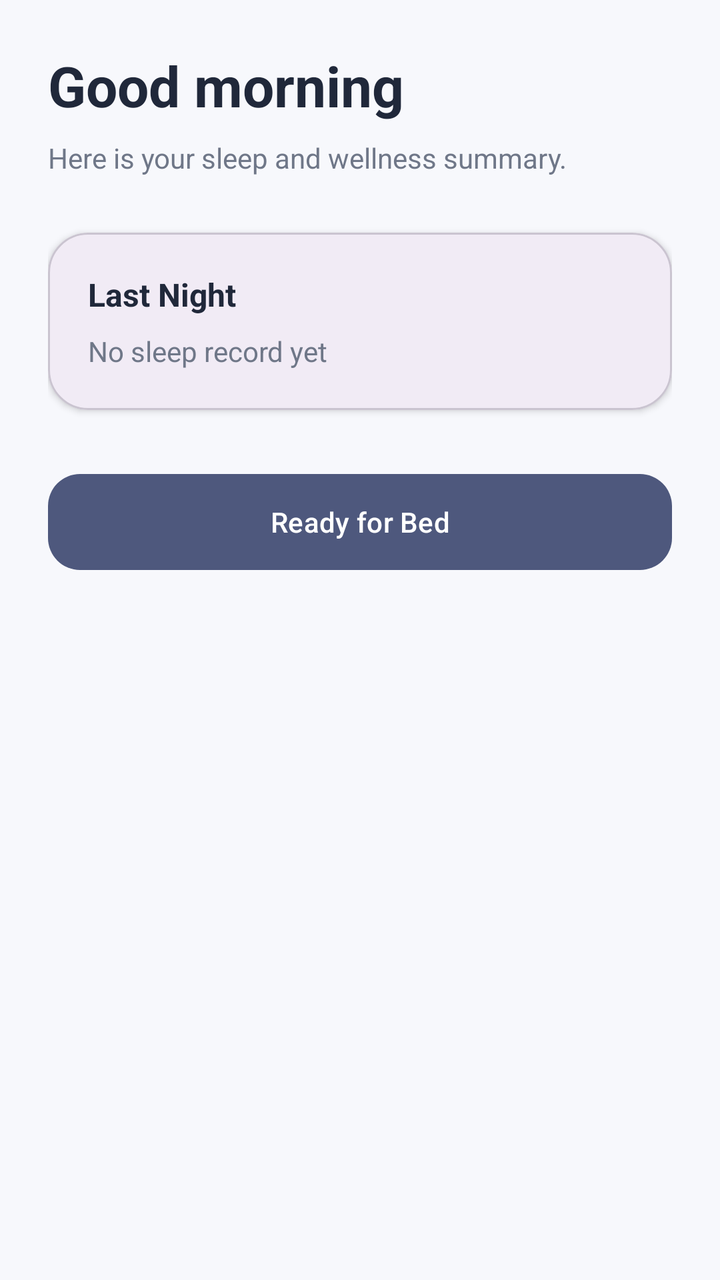
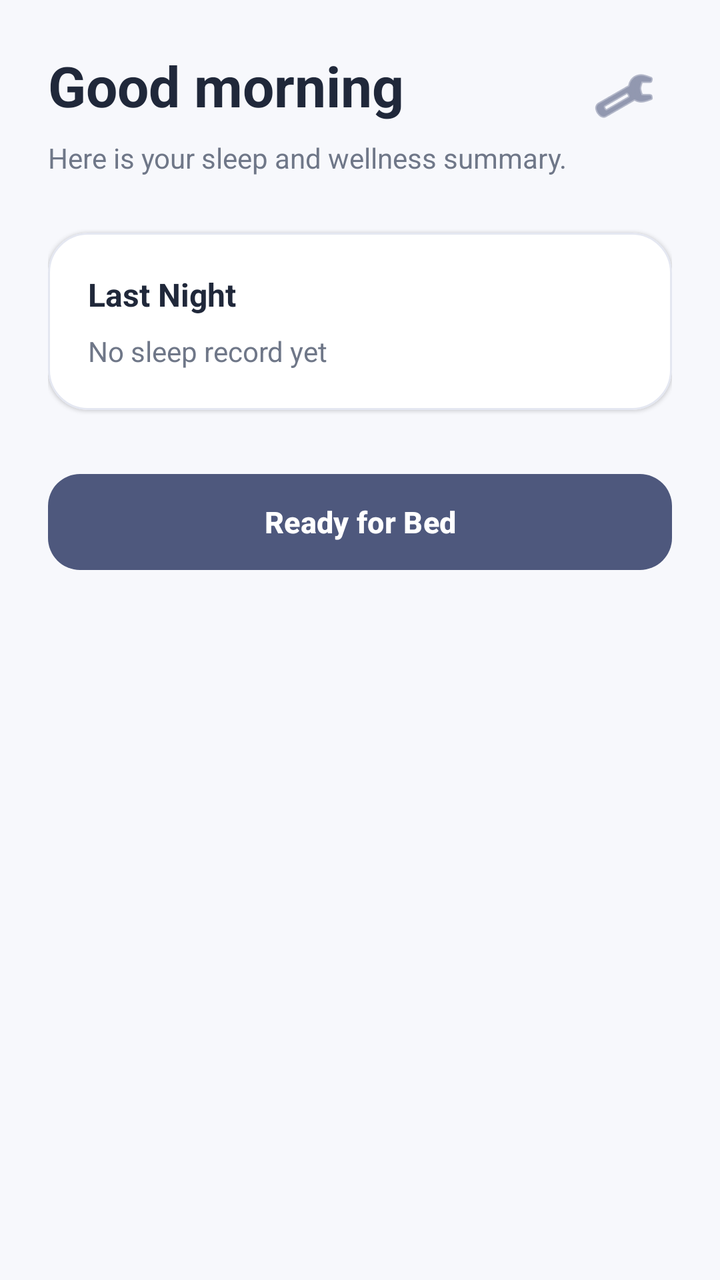

Screens rendered from an Android XML layout before and after an edit, with the pre-edit source and the edit as a unified diff.
<!-- AndroidManifest.xml: application theme Theme.MoodMateSleep -->
<!-- res/layout/fragment_home.xml -->
<?xml version="1.0" encoding="utf-8"?>
<androidx.constraintlayout.widget.ConstraintLayout
    xmlns:android="http://schemas.android.com/apk/res/android"
    xmlns:app="http://schemas.android.com/apk/res-auto"
    android:layout_width="match_parent"
    android:layout_height="match_parent"
    android:background="@color/moodmate_background"
    android:padding="24dp">

    <TextView
        android:id="@+id/tvHomeTitle"
        android:layout_width="0dp"
        android:layout_height="wrap_content"
        android:text="Good morning"
        android:textColor="@color/moodmate_text_primary"
        android:textSize="28sp"
        android:textStyle="bold"
        app:layout_constraintEnd_toEndOf="parent"
        app:layout_constraintStart_toStartOf="parent"
        app:layout_constraintTop_toTopOf="parent" />

    <TextView
        android:id="@+id/tvHomeSubtitle"
        android:layout_width="0dp"
        android:layout_height="wrap_content"
        android:layout_marginTop="8dp"
        android:text="Here is your sleep and wellness summary."
        android:textColor="@color/moodmate_text_secondary"
        android:textSize="14sp"
        app:layout_constraintEnd_toEndOf="parent"
        app:layout_constraintStart_toStartOf="parent"
        app:layout_constraintTop_toBottomOf="@id/tvHomeTitle" />

    <com.google.android.material.card.MaterialCardView
        android:id="@+id/cardLastNight"
        android:layout_width="0dp"
        android:layout_height="wrap_content"
        android:layout_marginTop="28dp"
        app:cardCornerRadius="20dp"
        app:cardElevation="2dp"
        app:layout_constraintEnd_toEndOf="parent"
        app:layout_constraintStart_toStartOf="parent"
        app:layout_constraintTop_toBottomOf="@id/tvHomeSubtitle">

        <LinearLayout
            android:layout_width="match_parent"
            android:layout_height="wrap_content"
            android:orientation="vertical"
            android:padding="20dp">

            <TextView
                android:layout_width="wrap_content"
                android:layout_height="wrap_content"
                android:text="Last Night"
                android:textColor="@color/moodmate_text_primary"
                android:textSize="16sp"
                android:textStyle="bold" />

            <TextView
                android:layout_width="wrap_content"
                android:layout_height="wrap_content"
                android:layout_marginTop="8dp"
                android:text="No sleep record yet"
                android:textColor="@color/moodmate_text_secondary"
                android:textSize="14sp" />

        </LinearLayout>

    </com.google.android.material.card.MaterialCardView>

    <com.google.android.material.button.MaterialButton
        android:id="@+id/btnReadyForBed"
        android:layout_width="0dp"
        android:layout_height="56dp"
        android:layout_marginTop="28dp"
        android:text="Ready for Bed"
        android:textAllCaps="false"
        app:backgroundTint="@color/moodmate_primary"
        app:cornerRadius="16dp"
        app:layout_constraintEnd_toEndOf="parent"
        app:layout_constraintStart_toStartOf="parent"
        app:layout_constraintTop_toBottomOf="@id/cardLastNight" />

</androidx.constraintlayout.widget.ConstraintLayout>
<!-- resources referenced by this layout -->
<resources>
  <color name="moodmate_background">#F7F8FC</color>
  <color name="moodmate_primary">#4E587D</color>
  <color name="moodmate_text_primary">#20283A</color>
  <color name="moodmate_text_secondary">#6F7788</color>
  <style name="Theme.MoodMateSleep" parent="Theme.Material3.DayNight.NoActionBar">
  
          <item name="colorPrimary">@color/moodmate_primary</item>
  
          <item name="colorSecondary">@color/moodmate_teal</item>
  
          <item name="android:colorAccent">@color/moodmate_teal</item>
  
          <item name="android:windowLightStatusBar">true</item>
  
          <item name="android:statusBarColor">@color/moodmate_background</item>
  
          <item name="android:navigationBarColor">@color/moodmate_background</item>
  
          <item name="android:windowBackground">@color/moodmate_background</item>
  
      </style>
  <color name="moodmate_teal">#78B8A8</color>
</resources>

<!-- the commit's change to res/layout/fragment_home.xml (unified diff, before → after) -->
@@ -5,19 +5,44 @@
     android:layout_width="match_parent"
     android:layout_height="match_parent"
     android:background="@color/moodmate_background"
-    android:padding="24dp">
+    android:paddingStart="24dp"
+    android:paddingTop="24dp"
+    android:paddingEnd="24dp"
+    android:paddingBottom="24dp">
+
+
+    
+    
+    
 
     <TextView
         android:id="@+id/tvHomeTitle"
         android:layout_width="0dp"
         android:layout_height="wrap_content"
+        android:layout_marginEnd="12dp"
         android:text="Good morning"
         android:textColor="@color/moodmate_text_primary"
         android:textSize="28sp"
         android:textStyle="bold"
-        app:layout_constraintEnd_toEndOf="parent"
+        app:layout_constraintEnd_toStartOf="@id/btnProfile"
         app:layout_constraintStart_toStartOf="parent"
         app:layout_constraintTop_toTopOf="parent" />
+
+
+    
+
+    <ImageButton
+        android:id="@+id/btnProfile"
+        android:layout_width="48dp"
+        android:layout_height="48dp"
+        android:background="?attr/selectableItemBackgroundBorderless"
+        android:contentDescription="Profile and Settings"
+        android:padding="11dp"
+        android:src="@android:drawable/ic_menu_preferences"
+        app:layout_constraintEnd_toEndOf="parent"
+        app:layout_constraintTop_toTopOf="parent"
+        app:tint="@color/moodmate_primary" />
+
 
     <TextView
         android:id="@+id/tvHomeSubtitle"
@@ -31,13 +56,21 @@
         app:layout_constraintStart_toStartOf="parent"
         app:layout_constraintTop_toBottomOf="@id/tvHomeTitle" />
 
+
+    
+    
+    
+
     <com.google.android.material.card.MaterialCardView
         android:id="@+id/cardLastNight"
         android:layout_width="0dp"
         android:layout_height="wrap_content"
         android:layout_marginTop="28dp"
+        app:cardBackgroundColor="@color/moodmate_card"
         app:cardCornerRadius="20dp"
-        app:cardElevation="2dp"
+        app:cardElevation="1dp"
+        app:strokeColor="@color/moodmate_card_border"
+        app:strokeWidth="1dp"
         app:layout_constraintEnd_toEndOf="parent"
         app:layout_constraintStart_toStartOf="parent"
         app:layout_constraintTop_toBottomOf="@id/tvHomeSubtitle">
@@ -57,6 +90,7 @@
                 android:textStyle="bold" />
 
             <TextView
+                android:id="@+id/tvLastNightSummary"
                 android:layout_width="wrap_content"
                 android:layout_height="wrap_content"
                 android:layout_marginTop="8dp"
@@ -68,6 +102,11 @@
 
     </com.google.android.material.card.MaterialCardView>
 
+
+    
+    
+    
+
     <com.google.android.material.button.MaterialButton
         android:id="@+id/btnReadyForBed"
         android:layout_width="0dp"
@@ -75,10 +114,13 @@
         android:layout_marginTop="28dp"
         android:text="Ready for Bed"
         android:textAllCaps="false"
+        android:textSize="15sp"
+        android:textStyle="bold"
         app:backgroundTint="@color/moodmate_primary"
         app:cornerRadius="16dp"
         app:layout_constraintEnd_toEndOf="parent"
         app:layout_constraintStart_toStartOf="parent"
         app:layout_constraintTop_toBottomOf="@id/cardLastNight" />
 
+
 </androidx.constraintlayout.widget.ConstraintLayout>
<!-- resource entries referenced after the edit -->
@@ -1,6 +1,8 @@
 <!-- resources referenced by this layout -->
 <resources>
   <color name="moodmate_background">#F7F8FC</color>
+  <color name="moodmate_card">#FFFFFF</color>
+  <color name="moodmate_card_border">#E4E7F1</color>
   <color name="moodmate_primary">#4E587D</color>
   <color name="moodmate_text_primary">#20283A</color>
   <color name="moodmate_text_secondary">#6F7788</color>
